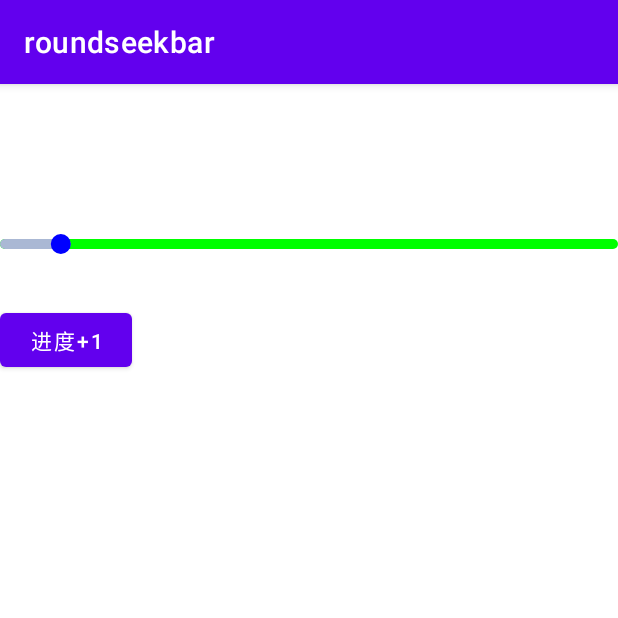
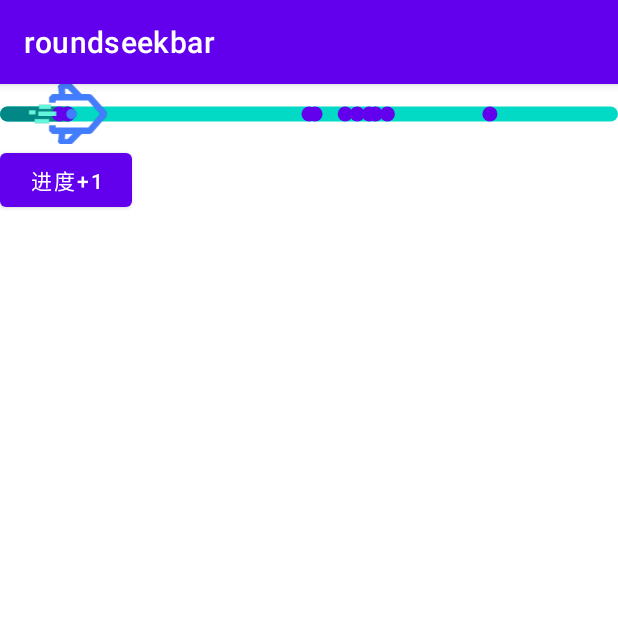
Before and after one commit to ch1024/NodeProgressView, an Android app: the screen it shows after launch (MainActivity), on a phone screen of 412 x 824 dp, the top half of it. Run offline under Robolectric (Android 15) with nearby library versions, the phone set to English and light mode, and no system bars.

Commit message:
update:增加节点点击范围

```diff
--- a/app/src/main/java/com/chen/myapplication/MainActivity.java
+++ b/app/src/main/java/com/chen/myapplication/MainActivity.java
@@ -1,13 +1,9 @@
 package com.chen.myapplication;
 
-import androidx.appcompat.app.AppCompatActivity;
-
-import android.graphics.Color;
 import android.os.Bundle;
 import android.util.Log;
-import android.view.View;
-import android.widget.LinearLayout;
-import android.widget.TextView;
+
+import androidx.appcompat.app.AppCompatActivity;
 
 import java.util.ArrayList;
 
@@ -20,7 +16,8 @@ public class MainActivity extends AppCompatActivity {
 
 
 //        RoundSeekBar roundSeekBar = findViewById(R.id.round_seek);
-        WindowView window = findViewById(R.id.window_top);
+//        WindowView window = findViewById(R.id.window_top);
+        RoundSeekBar roundSeekBar = findViewById(R.id.round_seeks);
 
 //        roundSeekBar.getRoundSeekBar().setRoundSeekBarListener(new RoundSeekBar.RoundSeekBarListener() {
 //            @Override
@@ -55,23 +52,47 @@ public class MainActivity extends AppCompatActivity {
         list.add(800);
 //        list.add(1000);
         //设置参数
-        RoundSeekData data = new RoundSeekData();
-        data.setBackgroundColor(Color.GREEN);  //设置背景色
-        data.setBackgroundRadius(true); //设置圆角
-        data.setMaxProgress(1000);
-        data.setNodeColor(Color.BLACK);
-        data.setThumbColor(Color.BLUE);
-        data.setLayout_width(LinearLayout.LayoutParams.MATCH_PARENT);
-        data.setLayout_height(120);
-        data.setCurrentProgress(100);
-        window.setRoundSeekBarData(data);
-        window.setWindowWidth(150,100);
-        TextView textView = new TextView(this);
-        textView.setText("aaaaa");
-        window.setSeekWindowShow(WindowView.SeekWindowShow.Touch_Show);
-        window.showTopWindowView(textView);
+//        RoundSeekData data = new RoundSeekData();
+//        data.setBackgroundColor(Color.GREEN);  //设置背景色
+//        data.setBackgroundRadius(true); //设置圆角
+//        data.setMaxProgress(1000);
+//        data.setNodeColor(Color.BLACK);
+//        data.setThumbColor(Color.BLUE);
+//        data.setLayout_width(LinearLayout.LayoutParams.MATCH_PARENT);
+//        data.setLayout_height(120);
+//        data.setCurrentProgress(100);
+//        window.setRoundSeekBarData(data);
+//        window.setWindowWidth(150,100);
+//        TextView textView = new TextView(this);
+//        textView.setText("aaaaa");
+//        window.setSeekWindowShow(WindowView.SeekWindowShow.Touch_Show);
+//        window.showTopWindowView(textView);
 
 
-        //
+        //-----------------------RoundSeek----------------------------------
+        roundSeekBar.setNode(list);
+        roundSeekBar.setRoundSeekBarListener(new RoundSeekBar.RoundSeekBarListener() {
+            @Override
+            public void onStartTrackingTouch(RoundSeekBar seekBar) {
+                Log.e("11111", "开始: " );
+            }
+
+            @Override
+            public void onStopTrackingTouch(RoundSeekBar seekBar) {
+                Log.e("11111", "结束: " );
+            }
+
+            @Override
+            public void onProgressChanged(RoundSeekBar seekBar, int progress) {
+                Log.e("11111", "改变: "+progress );
+            }
+        });
+        roundSeekBar.setNodeOnClickListener(new RoundSeekBar.NodeOnClickListener() {
+            @Override
+            public void onClick(NodeData nodeData) {
+                //如果配合windowView,用windowView,实现这个监听即可，更新windowView
+                Log.e("11111", "onClick: "+nodeData.getProgressNode());
+            }
+        });
     }
 }
--- /dev/null
+++ b/app/src/main/java/com/chen/myapplication/NodeData.java
@@ -0,0 +1,29 @@
+package com.chen.myapplication;
+
+import android.graphics.RectF;
+
+public class NodeData {
+    private int progressNode;
+    private RectF rectF;
+
+    public NodeData(int progressNode, RectF rectF) {
+        this.progressNode = progressNode;
+        this.rectF = rectF;
+    }
+
+    public int getProgressNode() {
+        return progressNode;
+    }
+
+    public void setProgressNode(int progressNode) {
+        this.progressNode = progressNode;
+    }
+
+    public RectF getRectF() {
+        return rectF;
+    }
+
+    public void setRectF(RectF rectF) {
+        this.rectF = rectF;
+    }
+}
--- a/app/src/main/java/com/chen/myapplication/RoundSeekBar.java
+++ b/app/src/main/java/com/chen/myapplication/RoundSeekBar.java
@@ -11,15 +11,12 @@ import android.graphics.PixelFormat;
 import android.graphics.RectF;
 import android.graphics.drawable.BitmapDrawable;
 import android.graphics.drawable.Drawable;
-import android.provider.CalendarContract;
 import android.util.AttributeSet;
 import android.util.Log;
 import android.view.MotionEvent;
 import android.view.View;
 import android.view.ViewGroup;
 import android.widget.FrameLayout;
-import android.widget.LinearLayout;
-import android.widget.RelativeLayout;
 
 import androidx.annotation.NonNull;
 import androidx.annotation.Nullable;
@@ -44,6 +41,7 @@ public class RoundSeekBar extends View {
     private int nodeColor = Color.parseColor("#FF03DAC5");
     private Drawable nodeImage;
     private float nodeWidth = 10;
+    private boolean nodeOnClickEnlarge =false;
 
     private Paint mPaint;
     private Paint nodePaint;
@@ -99,6 +97,7 @@ public class RoundSeekBar extends View {
             nodeColor = typedArray.getColor(R.styleable.RoundSeekBar_seek_NodeColor, Color.parseColor("#FF03DAC5"));
             nodeImage = typedArray.getDrawable(R.styleable.RoundSeekBar_seek_NodeImage);
             nodeWidth = typedArray.getDimension(R.styleable.RoundSeekBar_seek_NodeWidth, 10);
+            nodeOnClickEnlarge = typedArray.getBoolean(R.styleable.RoundSeekBar_seek_NodeOnClickEnlarge, false);
             typedArray.recycle();
         }
         mPaint = new Paint(Paint.ANTI_ALIAS_FLAG);
@@ -239,7 +238,7 @@ public class RoundSeekBar extends View {
     //保存进度节点
     private List<Integer> mProgressNode = new ArrayList<>();
     //保存进度节点位置
-    private List<RectF> mProgressNodeRect = new ArrayList<>();
+    private List<NodeData> mProgressNodeRect = new ArrayList<>();
 
     //---------------------------------------------
 
@@ -301,7 +300,7 @@ public class RoundSeekBar extends View {
                     }
                     canvas.drawBitmap(bitmap, left, top, nodePaint);
                     canvas.save();
-                    mProgressNodeRect.add(new RectF(left, top, left + bitmap.getWidth(), top + bitmap.getHeight()));
+                    mProgressNodeRect.add(new NodeData(integer,new RectF(left, top, left + bitmap.getWidth(), top + bitmap.getHeight())));
                 }
             } else {
                 //节点原点
@@ -313,7 +312,7 @@ public class RoundSeekBar extends View {
                     float left = (v * mProgressLinerWidth) + paddingLeftX + paddingRightX - nodeWidth / 2;
                     canvas.drawCircle(left, mProgressLinerY, nodeWidth / 2, nodePaint);
                     canvas.save();
-                    mProgressNodeRect.add(new RectF(left, mProgressLinerY, left + nodeWidth, mProgressLinerY + nodeWidth));
+                    mProgressNodeRect.add(new NodeData(integer,new RectF(left, mProgressLinerY, left + nodeWidth, mProgressLinerY + nodeWidth)));
                 }
             }
         }
@@ -363,12 +362,15 @@ public class RoundSeekBar extends View {
                     roundSeekBarListener.onStartTrackingTouch(this);
                     if (change) roundSeekBarListener.onProgressChanged(this, currentProgress);
                 }
+                setNodeOnClickEnlarge(event);
+
                 break;
             case MotionEvent.ACTION_MOVE:
                 boolean changeMove = setProgressUp(event);
                 if (roundSeekBarListener != null) {
                     if (changeMove) roundSeekBarListener.onProgressChanged(this, currentProgress);
                 }
+                setNodeOnClickEnlarge(event);
                 break;
             case MotionEvent.ACTION_UP:
                 boolean changeUp = setProgressUp(event);
@@ -376,11 +378,27 @@ public class RoundSeekBar extends View {
                     roundSeekBarListener.onStopTrackingTouch(this);
                     if (changeUp) roundSeekBarListener.onProgressChanged(this, currentProgress);
                 }
+                setNodeOnClickEnlarge(event);
                 break;
         }
         return true;
 
 
+    }
+
+    /**
+     * 是否在节点增加点击面积
+     */
+    private void setNodeOnClickEnlarge(MotionEvent event) {
+        if (!nodeOnClickEnlarge) return;
+        for (int i = 0; i < mProgressNodeRect.size(); i++) {
+            NodeData nodeData = mProgressNodeRect.get(i);
+            float left = nodeData.getRectF().left;
+            if (left-(nodeWidth/2)<=event.getX() && left+nodeWidth-(nodeWidth/2)>=event.getX()){
+                if (nodeOnClickListener!=null) nodeOnClickListener.onClick(nodeData);
+                break;
+            }
+        }
     }
 
 
@@ -424,6 +442,15 @@ public class RoundSeekBar extends View {
         void onStopTrackingTouch(RoundSeekBar seekBar);
 
         void onProgressChanged(RoundSeekBar seekBar, int progress);
+    }
+
+    private NodeOnClickListener nodeOnClickListener;
+
+    public void setNodeOnClickListener(NodeOnClickListener node){
+        this.nodeOnClickListener = node;
+    }
+    public interface NodeOnClickListener {
+        void onClick(NodeData nodeData);
     }
 
     //------------------------对外开放方法-----------------------------
--- a/app/src/main/res/layout/activity_main.xml
+++ b/app/src/main/res/layout/activity_main.xml
@@ -7,30 +7,28 @@
     android:layout_height="match_parent"
     tools:context=".MainActivity">
 
-<!--    <com.chen.myapplication.RoundSeekBar-->
-<!--        android:id="@+id/round_seek"-->
-<!--        app:seek_progressHeight="10dp"-->
-<!--        app:seek_startColor="@color/teal_700"-->
-<!--        app:seek_backgroundColor="@color/teal_200"-->
-<!--        app:seek_endColor="@color/black"-->
-<!--        app:seek_progress="100"-->
-<!--        app:seek_maxProgress="1000"-->
-<!--        app:seek_NodeWidth="10dp"-->
-<!--        app:seek_thumbWidth="80dp"-->
-<!--        app:seek_thumbColor="@color/teal_700"-->
-<!--        app:seek_NodeColor="@color/purple_500"-->
-<!--        app:seek_thumbShow="true"-->
-<!--        app:seek_thumbImage="@drawable/thumb_1"-->
-<!--        app:seek_backgroundRadius="true"-->
+    <com.chen.myapplication.RoundSeekBar
+        android:id="@+id/round_seeks"
+        app:seek_progressHeight="10dp"
+        app:seek_startColor="@color/teal_700"
+        app:seek_backgroundColor="@color/teal_200"
+        app:seek_endColor="@color/black"
+        app:seek_progress="100"
+        app:seek_maxProgress="1000"
+        app:seek_NodeWidth="10dp"
+        app:seek_thumbWidth="80dp"
+        app:seek_thumbColor="@color/teal_700"
+        app:seek_NodeColor="@color/purple_500"
+        app:seek_thumbShow="true"
+        app:seek_thumbImage="@drawable/thumb_1"
+        app:seek_backgroundRadius="true"
+        android:layout_width="match_parent"
+        android:layout_height="40dp" />
+
+<!--    <com.chen.myapplication.WindowView-->
+<!--        android:id="@+id/window_top"-->
 <!--        android:layout_width="match_parent"-->
-<!--        android:layout_height="40dp" />-->
-
-    <com.chen.myapplication.WindowView
-        android:id="@+id/window_top"
-        android:layout_width="match_parent"
-        android:layout_height="wrap_content"/>
-
-
+<!--        android:layout_height="wrap_content"/>-->
     <Button
         android:id="@+id/seek_add"
         android:text="进度+1"
--- a/app/src/main/res/values/attrs.xml
+++ b/app/src/main/res/values/attrs.xml
@@ -16,6 +16,7 @@
         <attr name="seek_NodeImage" format="reference"/>
         <attr name="seek_NodeColor" format="color"/>
         <attr name="seek_NodeWidth" format="dimension"/>
+        <attr name="seek_NodeOnClickEnlarge" format="boolean"/>
 
 
     </declare-styleable>
```
Also changed, not shown: 1 other file.
